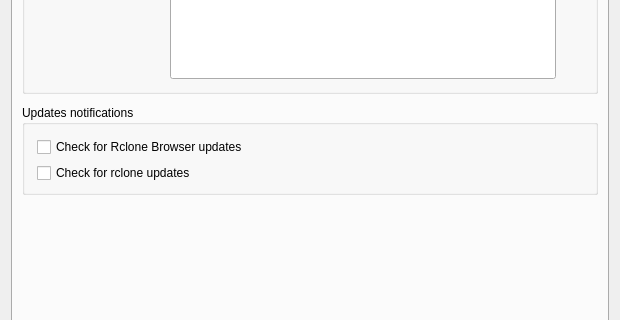
Qt form src/preferences_dialog.ui (DeliciousMeatPop/ARMGDDNBrowser) before a commit; both pictures show x 0 to 620 and y 196 to 516 of the 620 by 758 pixel window.
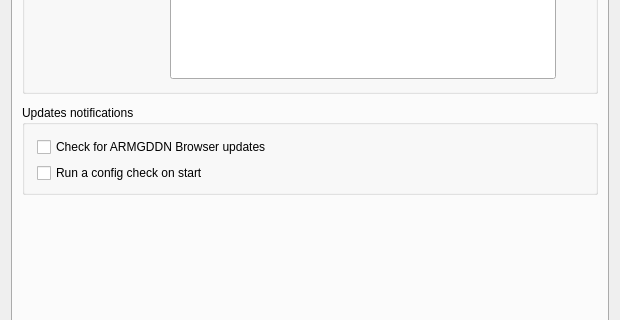
The same form after that commit.

Commit message:
Add Links menu, ARMGDDN update check, and config-check-on-start
- New Links menu (between File and Help): ARMGDDN Browser Download,
  ARMGDDNBrowser.com, ARMGDDN Games Telegram, DMP and Old Man
- The update check now targets DeliciousMeatPop/ARMGDDNBrowser releases and
  is labelled 'Check for ARMGDDN Browser updates'
- The former rclone-update option becomes 'Run a config check on start':
  when enabled it runs update.bat next to the app and waits for it before
  the browser reads the config / finishes opening

Claude-Session: https://claude.ai/code/session_01PwAc1L9ySwoJrtAQrh8vrN

Patch:
```diff
--- a/src/preferences_dialog.ui
+++ b/src/preferences_dialog.ui
@@ -124,7 +124,7 @@
              <string>&lt;html&gt;&lt;head/&gt;&lt;body&gt;&lt;p&gt;check daily for Rclone Browser availability&lt;/p&gt;&lt;/body&gt;&lt;/html&gt;</string>
             </property>
             <property name="text">
-             <string>Check for Rclone Browser updates</string>
+             <string>Check for ARMGDDN Browser updates</string>
             </property>
            </widget>
           </item>
@@ -134,7 +134,7 @@
              <string>&lt;html&gt;&lt;head/&gt;&lt;body&gt;&lt;p&gt;check daily for rclone availability&lt;/p&gt;&lt;/body&gt;&lt;/html&gt;</string>
             </property>
             <property name="text">
-             <string>Check for rclone updates</string>
+             <string>Run a config check on start</string>
             </property>
            </widget>
           </item>
```
Left out of the diff: 4 changed lines with no effect on the pictures. The commit also changes 2 other files.
